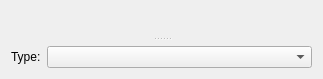
The window that src/scipyen/gui/widgets/dataclasswidgets/biologicalsourcewidget.ui (ctigaret/scipyen) describes before a commit, drawn with Qt 5.
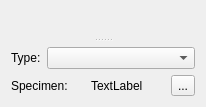
The same window after the commit. Icons and pictures are not drawn. Custom widgets are drawn as their Qt base class.

```diff
--- a/src/scipyen/gui/widgets/dataclasswidgets/biologicalsourcewidget.ui
+++ b/src/scipyen/gui/widgets/dataclasswidgets/biologicalsourcewidget.ui
@@ -6,8 +6,8 @@
    <rect>
     <x>0</x>
     <y>0</y>
-    <width>323</width>
-    <height>79</height>
+    <width>206</width>
+    <height>107</height>
    </rect>
   </property>
   <property name="windowTitle">
@@ -29,7 +29,7 @@
         <widget class="NameDescriptionWidget" name="nameDescriptionWidget" native="true"/>
        </item>
        <item>
-        <layout class="QHBoxLayout" name="horizontalLayout">
+        <layout class="QHBoxLayout" name="horizontalLayout_2">
          <item>
           <widget class="QLabel" name="label">
            <property name="text">
@@ -52,6 +52,34 @@
          </item>
         </layout>
        </item>
+       <item>
+        <layout class="QHBoxLayout" name="horizontalLayout">
+         <item>
+          <widget class="QLabel" name="label_2">
+           <property name="text">
+            <string>Specimen:</string>
+           </property>
+          </widget>
+         </item>
+         <item>
+          <widget class="QLabel" name="specimenNameLabel">
+           <property name="text">
+            <string>TextLabel</string>
+           </property>
+          </widget>
+         </item>
+         <item>
+          <widget class="QToolButton" name="showSpecimenToolButton">
+           <property name="text">
+            <string>...</string>
+           </property>
+           <property name="icon">
+            <iconset theme="application-menu"/>
+           </property>
+          </widget>
+         </item>
+        </layout>
+       </item>
       </layout>
      </widget>
     </widget>
```
